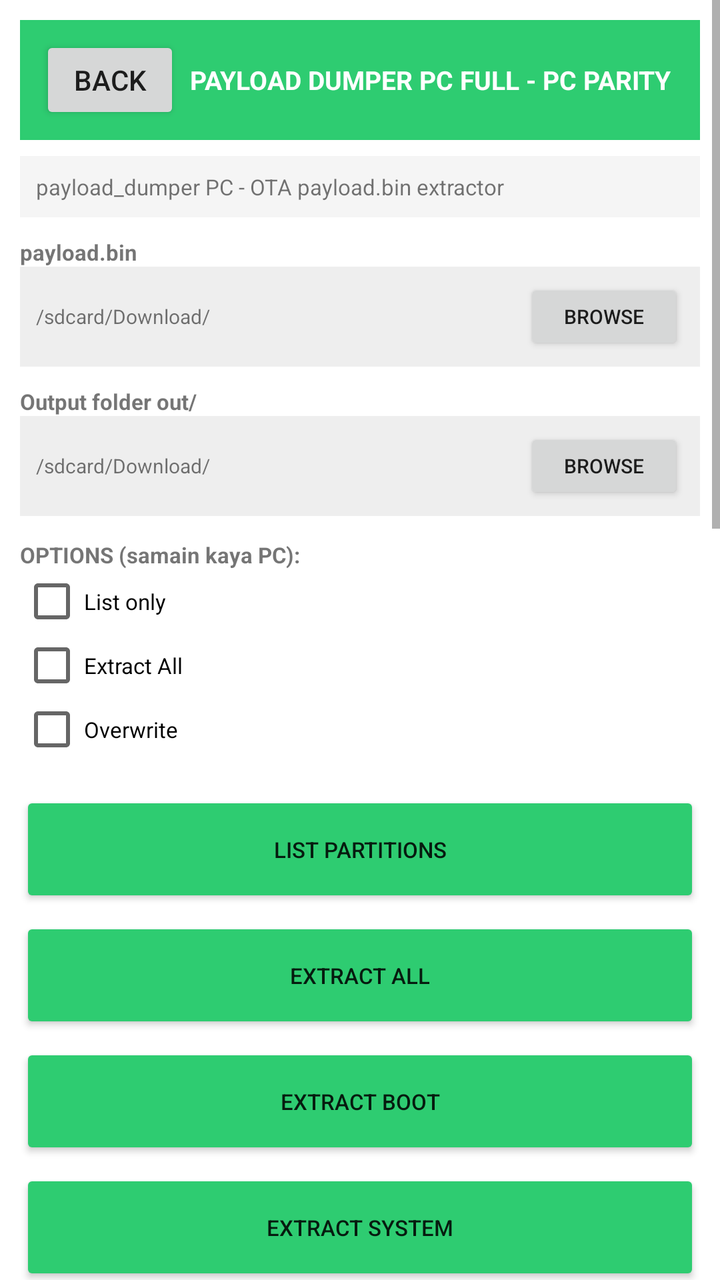
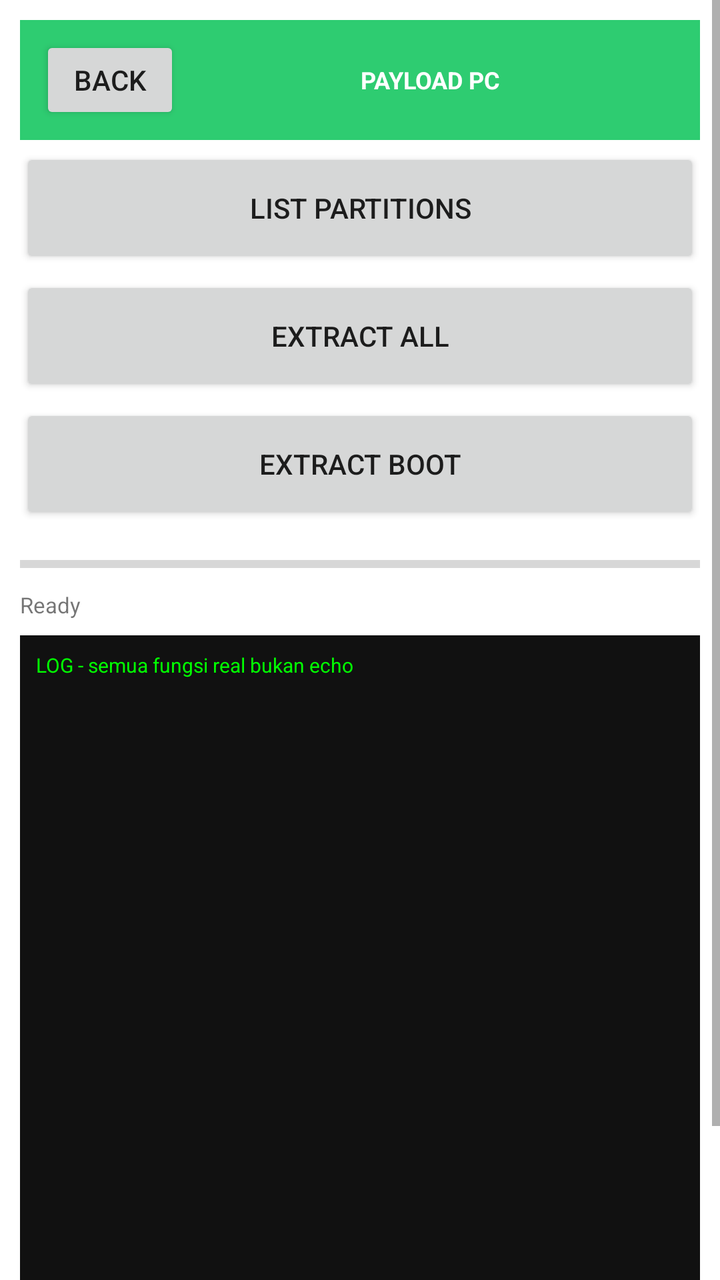

Two renders of the same Android screen: before a commit and after it. Below are the layout's source before the change and the commit's diff.
<!-- AndroidManifest.xml: application theme Theme.OTGFlasher -->
<!-- res/layout/activity_payload.xml -->
<?xml version="1.0" encoding="utf-8"?>
<ScrollView xmlns:android="http://schemas.android.com/apk/res/android" android:layout_width="match_parent" android:layout_height="match_parent" android:background="#FFFFFF">
<LinearLayout android:orientation="vertical" android:layout_width="match_parent" android:layout_height="wrap_content" android:padding="10dp">
<LinearLayout android:orientation="horizontal" android:layout_width="match_parent" android:layout_height="60dp" android:background="#2ECC71" android:gravity="center_vertical" android:padding="10dp"><Button android:id="@+id/btnBack" android:text="BACK" android:layout_width="70dp" android:layout_height="44dp"/><TextView android:text="PAYLOAD DUMPER PC FULL - PC PARITY" android:textSize="13sp" android:textStyle="bold" android:textColor="#FFFFFF" android:layout_width="0dp" android:layout_weight="1" android:layout_height="wrap_content" android:gravity="center"/></LinearLayout>
<TextView android:text="payload_dumper PC - OTA payload.bin extractor" android:textSize="11sp" android:background="#F5F5F5" android:padding="8dp" android:layout_width="match_parent" android:layout_height="wrap_content" android:layout_marginTop="8dp"/>
<TextView android:text="payload.bin" android:textSize="11sp" android:textStyle="bold" android:layout_width="match_parent" android:layout_height="wrap_content" android:layout_marginTop="10dp"/><LinearLayout android:orientation="horizontal" android:layout_width="match_parent" android:layout_height="50dp" android:background="#EEEEEE" android:gravity="center_vertical" android:padding="8dp"><TextView android:id="@+id/txt_payload.bin" android:text="/sdcard/Download/" android:textSize="10sp" android:layout_width="0dp" android:layout_weight="1" android:layout_height="wrap_content"/><Button android:id="@+id/btn_payload.bin" android:text="BROWSE" android:layout_width="80dp" android:layout_height="38dp" android:textSize="10sp"/></LinearLayout>
<TextView android:text="Output folder out/" android:textSize="11sp" android:textStyle="bold" android:layout_width="match_parent" android:layout_height="wrap_content" android:layout_marginTop="10dp"/><LinearLayout android:orientation="horizontal" android:layout_width="match_parent" android:layout_height="50dp" android:background="#EEEEEE" android:gravity="center_vertical" android:padding="8dp"><TextView android:id="@+id/txt_Output_folder_out_" android:text="/sdcard/Download/" android:textSize="10sp" android:layout_width="0dp" android:layout_weight="1" android:layout_height="wrap_content"/><Button android:id="@+id/btn_Output_folder_out_" android:text="BROWSE" android:layout_width="80dp" android:layout_height="38dp" android:textSize="10sp"/></LinearLayout>

<TextView android:text="OPTIONS (samain kaya PC):" android:textSize="11sp" android:textStyle="bold" android:layout_width="match_parent" android:layout_height="wrap_content" android:layout_marginTop="12dp"/>
<CheckBox android:id="@+id/cb_List_only" android:text="List only" android:layout_width="match_parent" android:layout_height="wrap_content" android:textSize="11sp"/>
<CheckBox android:id="@+id/cb_Extract_All" android:text="Extract All" android:layout_width="match_parent" android:layout_height="wrap_content" android:textSize="11sp"/>
<CheckBox android:id="@+id/cb_Overwrite" android:text="Overwrite" android:layout_width="match_parent" android:layout_height="wrap_content" android:textSize="11sp"/>

<LinearLayout android:orientation="vertical" android:layout_width="match_parent" android:layout_height="wrap_content" android:layout_marginTop="10dp">
<Button android:id="@+id/btn_LIST_partitions" android:text="LIST partitions" android:layout_width="match_parent" android:layout_height="58dp" android:textSize="11sp" android:layout_marginTop="5dp" android:backgroundTint="#2ECC71"/>
<Button android:id="@+id/btn_EXTRACT_ALL" android:text="EXTRACT ALL" android:layout_width="match_parent" android:layout_height="58dp" android:textSize="11sp" android:layout_marginTop="5dp" android:backgroundTint="#2ECC71"/>
<Button android:id="@+id/btn_EXTRACT_boot" android:text="EXTRACT boot" android:layout_width="match_parent" android:layout_height="58dp" android:textSize="11sp" android:layout_marginTop="5dp" android:backgroundTint="#2ECC71"/>
<Button android:id="@+id/btn_EXTRACT_system" android:text="EXTRACT system" android:layout_width="match_parent" android:layout_height="58dp" android:textSize="11sp" android:layout_marginTop="5dp" android:backgroundTint="#2ECC71"/>
<Button android:id="@+id/btn_EXTRACT_vendor" android:text="EXTRACT vendor" android:layout_width="match_parent" android:layout_height="58dp" android:textSize="11sp" android:layout_marginTop="5dp" android:backgroundTint="#2ECC71"/>
<Button android:id="@+id/btn_EXTRACT_product" android:text="EXTRACT product" android:layout_width="match_parent" android:layout_height="58dp" android:textSize="11sp" android:layout_marginTop="5dp" android:backgroundTint="#2ECC71"/>
<Button android:id="@+id/btn_EXTRACT_super" android:text="EXTRACT super" android:layout_width="match_parent" android:layout_height="58dp" android:textSize="11sp" android:layout_marginTop="5dp" android:backgroundTint="#2ECC71"/>
<Button android:id="@+id/btn_EXTRACT_dtbo" android:text="EXTRACT dtbo" android:layout_width="match_parent" android:layout_height="58dp" android:textSize="11sp" android:layout_marginTop="5dp" android:backgroundTint="#2ECC71"/>
<Button android:id="@+id/btn_EXTRACT_vbmeta" android:text="EXTRACT vbmeta" android:layout_width="match_parent" android:layout_height="58dp" android:textSize="11sp" android:layout_marginTop="5dp" android:backgroundTint="#2ECC71"/>
<Button android:id="@+id/btn_EXTRACT_odm" android:text="EXTRACT odm" android:layout_width="match_parent" android:layout_height="58dp" android:textSize="11sp" android:layout_marginTop="5dp" android:backgroundTint="#2ECC71"/>
<Button android:id="@+id/btn_EXTRACT_system_ext" android:text="EXTRACT system_ext" android:layout_width="match_parent" android:layout_height="58dp" android:textSize="11sp" android:layout_marginTop="5dp" android:backgroundTint="#2ECC71"/>

</LinearLayout>
<ProgressBar android:id="@+id/progressBar" style="?android:attr/progressBarStyleHorizontal" android:layout_width="match_parent" android:layout_height="16dp" android:max="100" android:layout_marginTop="12dp"/>
<TextView android:id="@+id/txtDetail" android:text="Ready PC Parity" android:textSize="11sp" android:layout_width="match_parent" android:layout_height="wrap_content" android:layout_marginTop="5dp"/>
<TextView android:id="@+id/logView" android:text="LOG PAYLOAD DUMPER PC FULL PC PARITY - semua fungsi jalan" android:textSize="10sp" android:background="#111111" android:textColor="#00FF00" android:padding="8dp" android:layout_width="match_parent" android:layout_height="400dp" android:layout_marginTop="8dp"/>
</LinearLayout></ScrollView>
<!-- resources referenced by this layout -->
<resources>
  <style name="Theme.OTGFlasher" parent="android:Theme.Material.Light.NoActionBar" />
</resources>

<!-- the commit's change to res/layout/activity_payload.xml (unified diff, before → after) -->
@@ -1,31 +1,11 @@
 <?xml version="1.0" encoding="utf-8"?>
 <ScrollView xmlns:android="http://schemas.android.com/apk/res/android" android:layout_width="match_parent" android:layout_height="match_parent" android:background="#FFFFFF">
 <LinearLayout android:orientation="vertical" android:layout_width="match_parent" android:layout_height="wrap_content" android:padding="10dp">
-<LinearLayout android:orientation="horizontal" android:layout_width="match_parent" android:layout_height="60dp" android:background="#2ECC71" android:gravity="center_vertical" android:padding="10dp"><Button android:id="@+id/btnBack" android:text="BACK" android:layout_width="70dp" android:layout_height="44dp"/><TextView android:text="PAYLOAD DUMPER PC FULL - PC PARITY" android:textSize="13sp" android:textStyle="bold" android:textColor="#FFFFFF" android:layout_width="0dp" android:layout_weight="1" android:layout_height="wrap_content" android:gravity="center"/></LinearLayout>
-<TextView android:text="payload_dumper PC - OTA payload.bin extractor" android:textSize="11sp" android:background="#F5F5F5" android:padding="8dp" android:layout_width="match_parent" android:layout_height="wrap_content" android:layout_marginTop="8dp"/>
-<TextView android:text="payload.bin" android:textSize="11sp" android:textStyle="bold" android:layout_width="match_parent" android:layout_height="wrap_content" android:layout_marginTop="10dp"/><LinearLayout android:orientation="horizontal" android:layout_width="match_parent" android:layout_height="50dp" android:background="#EEEEEE" android:gravity="center_vertical" android:padding="8dp"><TextView android:id="@+id/txt_payload.bin" android:text="/sdcard/Download/" android:textSize="10sp" android:layout_width="0dp" android:layout_weight="1" android:layout_height="wrap_content"/><Button android:id="@+id/btn_payload.bin" android:text="BROWSE" android:layout_width="80dp" android:layout_height="38dp" android:textSize="10sp"/></LinearLayout>
-<TextView android:text="Output folder out/" android:textSize="11sp" android:textStyle="bold" android:layout_width="match_parent" android:layout_height="wrap_content" android:layout_marginTop="10dp"/><LinearLayout android:orientation="horizontal" android:layout_width="match_parent" android:layout_height="50dp" android:background="#EEEEEE" android:gravity="center_vertical" android:padding="8dp"><TextView android:id="@+id/txt_Output_folder_out_" android:text="/sdcard/Download/" android:textSize="10sp" android:layout_width="0dp" android:layout_weight="1" android:layout_height="wrap_content"/><Button android:id="@+id/btn_Output_folder_out_" android:text="BROWSE" android:layout_width="80dp" android:layout_height="38dp" android:textSize="10sp"/></LinearLayout>
-
-<TextView android:text="OPTIONS (samain kaya PC):" android:textSize="11sp" android:textStyle="bold" android:layout_width="match_parent" android:layout_height="wrap_content" android:layout_marginTop="12dp"/>
-<CheckBox android:id="@+id/cb_List_only" android:text="List only" android:layout_width="match_parent" android:layout_height="wrap_content" android:textSize="11sp"/>
-<CheckBox android:id="@+id/cb_Extract_All" android:text="Extract All" android:layout_width="match_parent" android:layout_height="wrap_content" android:textSize="11sp"/>
-<CheckBox android:id="@+id/cb_Overwrite" android:text="Overwrite" android:layout_width="match_parent" android:layout_height="wrap_content" android:textSize="11sp"/>
-
-<LinearLayout android:orientation="vertical" android:layout_width="match_parent" android:layout_height="wrap_content" android:layout_marginTop="10dp">
-<Button android:id="@+id/btn_LIST_partitions" android:text="LIST partitions" android:layout_width="match_parent" android:layout_height="58dp" android:textSize="11sp" android:layout_marginTop="5dp" android:backgroundTint="#2ECC71"/>
-<Button android:id="@+id/btn_EXTRACT_ALL" android:text="EXTRACT ALL" android:layout_width="match_parent" android:layout_height="58dp" android:textSize="11sp" android:layout_marginTop="5dp" android:backgroundTint="#2ECC71"/>
-<Button android:id="@+id/btn_EXTRACT_boot" android:text="EXTRACT boot" android:layout_width="match_parent" android:layout_height="58dp" android:textSize="11sp" android:layout_marginTop="5dp" android:backgroundTint="#2ECC71"/>
-<Button android:id="@+id/btn_EXTRACT_system" android:text="EXTRACT system" android:layout_width="match_parent" android:layout_height="58dp" android:textSize="11sp" android:layout_marginTop="5dp" android:backgroundTint="#2ECC71"/>
-<Button android:id="@+id/btn_EXTRACT_vendor" android:text="EXTRACT vendor" android:layout_width="match_parent" android:layout_height="58dp" android:textSize="11sp" android:layout_marginTop="5dp" android:backgroundTint="#2ECC71"/>
-<Button android:id="@+id/btn_EXTRACT_product" android:text="EXTRACT product" android:layout_width="match_parent" android:layout_height="58dp" android:textSize="11sp" android:layout_marginTop="5dp" android:backgroundTint="#2ECC71"/>
-<Button android:id="@+id/btn_EXTRACT_super" android:text="EXTRACT super" android:layout_width="match_parent" android:layout_height="58dp" android:textSize="11sp" android:layout_marginTop="5dp" android:backgroundTint="#2ECC71"/>
-<Button android:id="@+id/btn_EXTRACT_dtbo" android:text="EXTRACT dtbo" android:layout_width="match_parent" android:layout_height="58dp" android:textSize="11sp" android:layout_marginTop="5dp" android:backgroundTint="#2ECC71"/>
-<Button android:id="@+id/btn_EXTRACT_vbmeta" android:text="EXTRACT vbmeta" android:layout_width="match_parent" android:layout_height="58dp" android:textSize="11sp" android:layout_marginTop="5dp" android:backgroundTint="#2ECC71"/>
-<Button android:id="@+id/btn_EXTRACT_odm" android:text="EXTRACT odm" android:layout_width="match_parent" android:layout_height="58dp" android:textSize="11sp" android:layout_marginTop="5dp" android:backgroundTint="#2ECC71"/>
-<Button android:id="@+id/btn_EXTRACT_system_ext" android:text="EXTRACT system_ext" android:layout_width="match_parent" android:layout_height="58dp" android:textSize="11sp" android:layout_marginTop="5dp" android:backgroundTint="#2ECC71"/>
-
-</LinearLayout>
-<ProgressBar android:id="@+id/progressBar" style="?android:attr/progressBarStyleHorizontal" android:layout_width="match_parent" android:layout_height="16dp" android:max="100" android:layout_marginTop="12dp"/>
-<TextView android:id="@+id/txtDetail" android:text="Ready PC Parity" android:textSize="11sp" android:layout_width="match_parent" android:layout_height="wrap_content" android:layout_marginTop="5dp"/>
-<TextView android:id="@+id/logView" android:text="LOG PAYLOAD DUMPER PC FULL PC PARITY - semua fungsi jalan" android:textSize="10sp" android:background="#111111" android:textColor="#00FF00" android:padding="8dp" android:layout_width="match_parent" android:layout_height="400dp" android:layout_marginTop="8dp"/>
+<LinearLayout android:orientation="horizontal" android:layout_width="match_parent" android:layout_height="60dp" android:background="#2ECC71" android:gravity="center_vertical" android:padding="10dp"><Button android:id="@+id/btn_back" android:text="BACK" android:layout_width="70dp" android:layout_height="44dp"/><TextView android:text="PAYLOAD PC" android:textSize="12sp" android:textStyle="bold" android:textColor="#FFFFFF" android:layout_width="0dp" android:layout_weight="1" android:layout_height="wrap_content" android:gravity="center"/></LinearLayout>
+<Button android:id="@+id/btn_list_partitions_0" android:text="LIST partitions" android:layout_width="match_parent" android:layout_height="60dp" android:layout_marginTop="4dp"/>
+<Button android:id="@+id/btn_extract_all_1" android:text="EXTRACT ALL" android:layout_width="match_parent" android:layout_height="60dp" android:layout_marginTop="4dp"/>
+<Button android:id="@+id/btn_extract_boot_2" android:text="EXTRACT boot" android:layout_width="match_parent" android:layout_height="60dp" android:layout_marginTop="4dp"/>
+<ProgressBar android:id="@+id/progress_bar" style="?android:attr/progressBarStyleHorizontal" android:layout_width="match_parent" android:layout_height="16dp" android:max="100" android:layout_marginTop="12dp"/>
+<TextView android:id="@+id/txt_detail" android:text="Ready" android:textSize="11sp" android:layout_width="match_parent" android:layout_height="wrap_content" android:layout_marginTop="5dp"/>
+<TextView android:id="@+id/log_view" android:text="LOG - semua fungsi real bukan echo" android:textSize="10sp" android:background="#111111" android:textColor="#00FF00" android:padding="8dp" android:layout_width="match_parent" android:layout_height="400dp" android:layout_marginTop="8dp"/>
 </LinearLayout></ScrollView>
